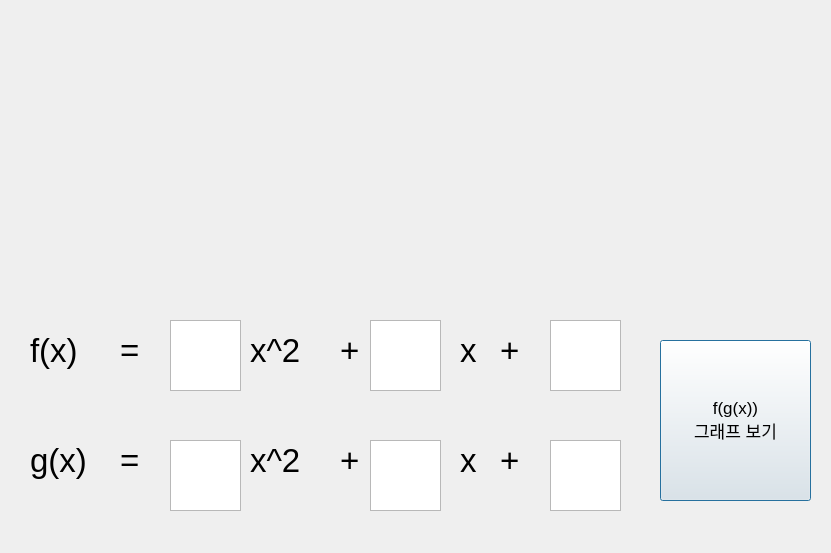
The window that main.ui (kth2248/program) describes before a commit, drawn with Qt 5.
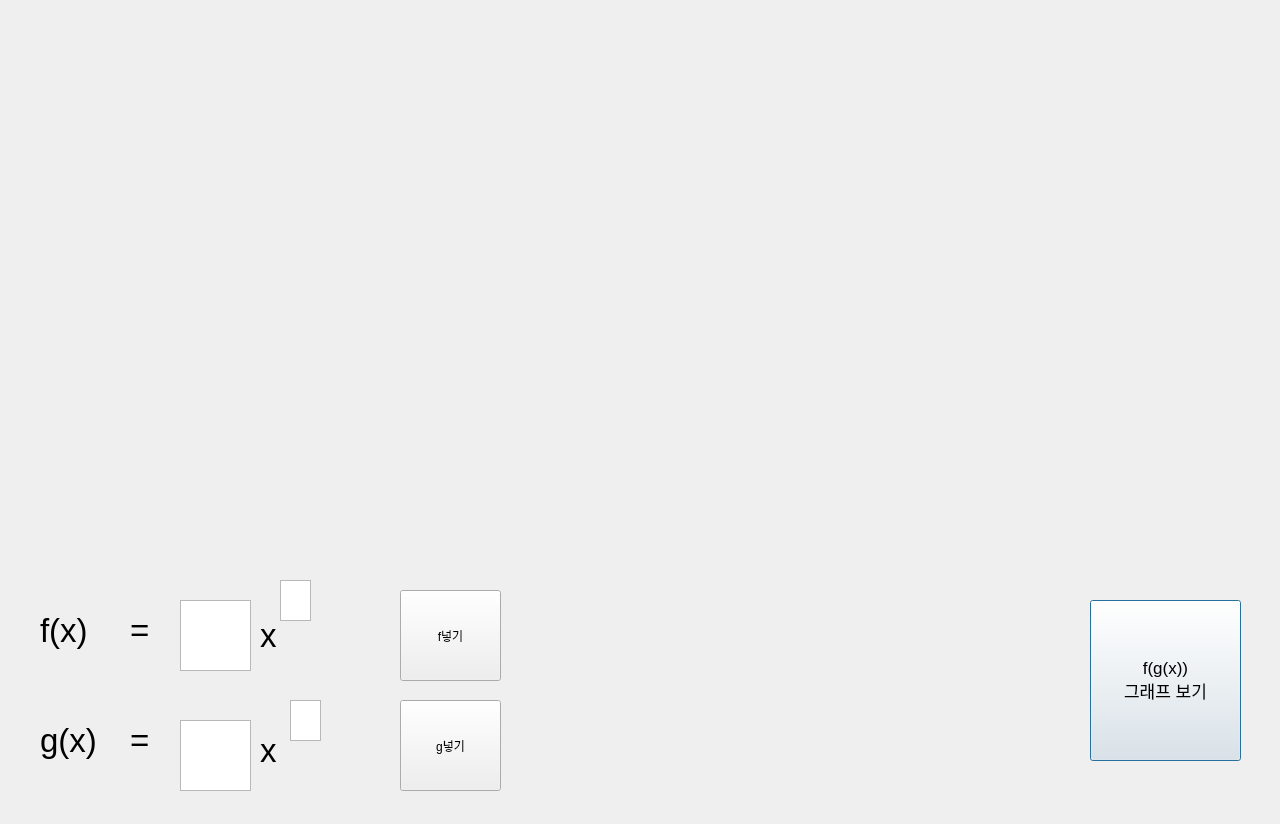
The same window after the commit.

Patch:
```diff
--- a/main.ui
+++ b/main.ui
@@ -6,8 +6,8 @@
    <rect>
     <x>0</x>
     <y>0</y>
-    <width>831</width>
-    <height>553</height>
+    <width>1280</width>
+    <height>824</height>
    </rect>
   </property>
   <property name="windowTitle">
@@ -16,8 +16,8 @@
   <widget class="QLabel" name="label">
    <property name="geometry">
     <rect>
-     <x>30</x>
-     <y>320</y>
+     <x>40</x>
+     <y>600</y>
      <width>81</width>
      <height>61</height>
     </rect>
@@ -34,8 +34,8 @@
   <widget class="QLabel" name="label_2">
    <property name="geometry">
     <rect>
-     <x>30</x>
-     <y>430</y>
+     <x>40</x>
+     <y>710</y>
      <width>81</width>
      <height>61</height>
     </rect>
@@ -52,10 +52,10 @@
   <widget class="QLabel" name="label_3">
    <property name="geometry">
     <rect>
-     <x>250</x>
-     <y>430</y>
-     <width>81</width>
-     <height>61</height>
+     <x>260</x>
+     <y>730</y>
+     <width>31</width>
+     <height>41</height>
     </rect>
    </property>
    <property name="font">
@@ -64,16 +64,16 @@
     </font>
    </property>
    <property name="text">
-    <string>x^2</string>
+    <string>x</string>
    </property>
   </widget>
   <widget class="QLabel" name="label_4">
    <property name="geometry">
     <rect>
-     <x>250</x>
-     <y>320</y>
-     <width>81</width>
-     <height>61</height>
+     <x>260</x>
+     <y>610</y>
+     <width>31</width>
+     <height>51</height>
     </rect>
    </property>
    <property name="font">
@@ -82,14 +82,14 @@
     </font>
    </property>
    <property name="text">
-    <string>x^2</string>
+    <string>x</string>
    </property>
   </widget>
   <widget class="QLabel" name="label_5">
    <property name="geometry">
     <rect>
-     <x>120</x>
-     <y>320</y>
+     <x>130</x>
+     <y>600</y>
      <width>41</width>
      <height>61</height>
     </rect>
@@ -103,47 +103,11 @@
     <string>=</string>
    </property>
   </widget>
-  <widget class="QLabel" name="label_7">
-   <property name="geometry">
-    <rect>
-     <x>460</x>
-     <y>430</y>
-     <width>31</width>
-     <height>61</height>
-    </rect>
-   </property>
-   <property name="font">
-    <font>
-     <pointsize>25</pointsize>
-    </font>
-   </property>
-   <property name="text">
-    <string>x</string>
-   </property>
-  </widget>
-  <widget class="QLabel" name="label_8">
-   <property name="geometry">
-    <rect>
-     <x>460</x>
-     <y>320</y>
-     <width>31</width>
-     <height>61</height>
-    </rect>
-   </property>
-   <property name="font">
-    <font>
-     <pointsize>25</pointsize>
-    </font>
-   </property>
-   <property name="text">
-    <string>x</string>
-   </property>
-  </widget>
   <widget class="QLabel" name="label_6">
    <property name="geometry">
     <rect>
-     <x>120</x>
-     <y>430</y>
+     <x>130</x>
+     <y>710</y>
      <width>41</width>
      <height>61</height>
     </rect>
@@ -157,133 +121,21 @@
     <string>=</string>
    </property>
   </widget>
-  <widget class="QLabel" name="label_9">
-   <property name="geometry">
-    <rect>
-     <x>340</x>
-     <y>320</y>
-     <width>41</width>
-     <height>61</height>
-    </rect>
-   </property>
-   <property name="font">
-    <font>
-     <pointsize>25</pointsize>
-    </font>
-   </property>
-   <property name="text">
-    <string>+</string>
-   </property>
-  </widget>
-  <widget class="QLabel" name="label_10">
-   <property name="geometry">
-    <rect>
-     <x>500</x>
-     <y>430</y>
-     <width>41</width>
-     <height>61</height>
-    </rect>
-   </property>
-   <property name="font">
-    <font>
-     <pointsize>25</pointsize>
-    </font>
-   </property>
-   <property name="text">
-    <string>+</string>
-   </property>
-  </widget>
-  <widget class="QLabel" name="label_11">
-   <property name="geometry">
-    <rect>
-     <x>500</x>
-     <y>320</y>
-     <width>41</width>
-     <height>61</height>
-    </rect>
-   </property>
-   <property name="font">
-    <font>
-     <pointsize>25</pointsize>
-    </font>
-   </property>
-   <property name="text">
-    <string>+</string>
-   </property>
-  </widget>
-  <widget class="QLabel" name="label_12">
-   <property name="geometry">
-    <rect>
-     <x>340</x>
-     <y>430</y>
-     <width>41</width>
-     <height>61</height>
-    </rect>
-   </property>
-   <property name="font">
-    <font>
-     <pointsize>25</pointsize>
-    </font>
-   </property>
-   <property name="text">
-    <string>+</string>
-   </property>
-  </widget>
-  <widget class="QTextEdit" name="f_double">
-   <property name="geometry">
-    <rect>
-     <x>170</x>
-     <y>320</y>
-     <width>71</width>
-     <height>71</height>
-    </rect>
-   </property>
-  </widget>
-  <widget class="QTextEdit" name="g_double">
-   <property name="geometry">
-    <rect>
-     <x>170</x>
-     <y>440</y>
-     <width>71</width>
-     <height>71</height>
-    </rect>
-   </property>
-  </widget>
-  <widget class="QTextEdit" name="f_x">
-   <property name="geometry">
-    <rect>
-     <x>370</x>
-     <y>320</y>
-     <width>71</width>
-     <height>71</height>
-    </rect>
-   </property>
-  </widget>
-  <widget class="QTextEdit" name="g_x">
-   <property name="geometry">
-    <rect>
-     <x>370</x>
-     <y>440</y>
-     <width>71</width>
-     <height>71</height>
-    </rect>
-   </property>
-  </widget>
-  <widget class="QTextEdit" name="g_number">
-   <property name="geometry">
-    <rect>
-     <x>550</x>
-     <y>440</y>
-     <width>71</width>
-     <height>71</height>
-    </rect>
-   </property>
-  </widget>
   <widget class="QTextEdit" name="f_number">
    <property name="geometry">
     <rect>
-     <x>550</x>
-     <y>320</y>
+     <x>180</x>
+     <y>600</y>
+     <width>71</width>
+     <height>71</height>
+    </rect>
+   </property>
+  </widget>
+  <widget class="QTextEdit" name="g_number">
+   <property name="geometry">
+    <rect>
+     <x>180</x>
+     <y>720</y>
      <width>71</width>
      <height>71</height>
     </rect>
@@ -292,8 +144,8 @@
   <widget class="QPushButton" name="graph_button">
    <property name="geometry">
     <rect>
-     <x>660</x>
-     <y>340</y>
+     <x>1090</x>
+     <y>600</y>
      <width>151</width>
      <height>161</height>
     </rect>
@@ -313,12 +165,84 @@
     <rect>
      <x>60</x>
      <y>20</y>
-     <width>741</width>
-     <height>261</height>
+     <width>1181</width>
+     <height>511</height>
     </rect>
    </property>
    <layout class="QVBoxLayout" name="graph_verticalLayout"/>
   </widget>
+  <widget class="QTextEdit" name="f_index">
+   <property name="geometry">
+    <rect>
+     <x>280</x>
+     <y>580</y>
+     <width>31</width>
+     <height>41</height>
+    </rect>
+   </property>
+  </widget>
+  <widget class="QTextEdit" name="g_index">
+   <property name="geometry">
+    <rect>
+     <x>290</x>
+     <y>700</y>
+     <width>31</width>
+     <height>41</height>
+    </rect>
+   </property>
+  </widget>
+  <widget class="QPushButton" name="f_input">
+   <property name="geometry">
+    <rect>
+     <x>400</x>
+     <y>590</y>
+     <width>101</width>
+     <height>91</height>
+    </rect>
+   </property>
+   <property name="text">
+    <string>f넣기</string>
+   </property>
+  </widget>
+  <widget class="QPushButton" name="g_input">
+   <property name="geometry">
+    <rect>
+     <x>400</x>
+     <y>700</y>
+     <width>101</width>
+     <height>91</height>
+    </rect>
+   </property>
+   <property name="text">
+    <string>g넣기</string>
+   </property>
+  </widget>
+  <widget class="QLabel" name="fx">
+   <property name="geometry">
+    <rect>
+     <x>560</x>
+     <y>630</y>
+     <width>501</width>
+     <height>21</height>
+    </rect>
+   </property>
+   <property name="text">
+    <string/>
+   </property>
+  </widget>
+  <widget class="QLabel" name="gx">
+   <property name="geometry">
+    <rect>
+     <x>560</x>
+     <y>740</y>
+     <width>501</width>
+     <height>21</height>
+    </rect>
+   </property>
+   <property name="text">
+    <string/>
+   </property>
+  </widget>
  </widget>
  <resources/>
  <connections/>
```
